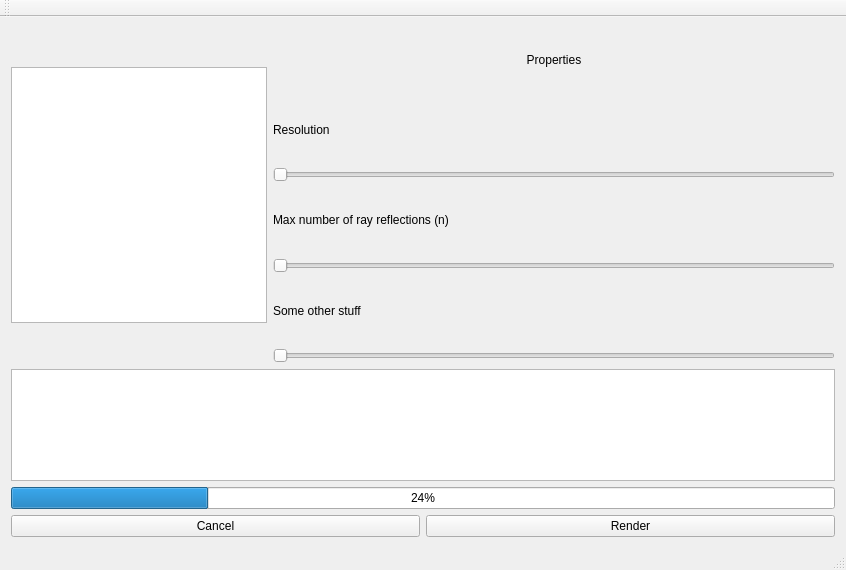
Old version of the form mainwindow.ui in the repository miht/Kamehameha.
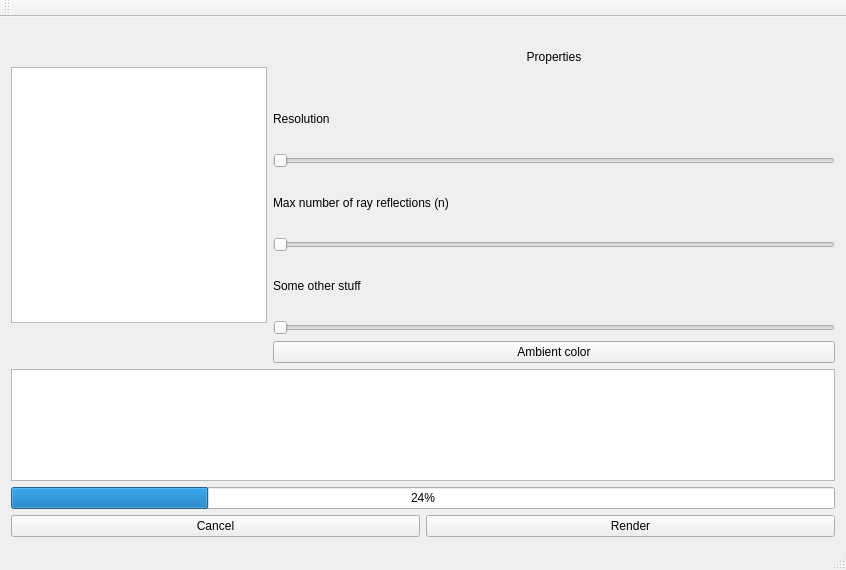
New version of the form.

What changed in the file:
```diff
--- a/mainwindow.ui
+++ b/mainwindow.ui
@@ -127,6 +127,13 @@
             </property>
            </widget>
           </item>
+          <item>
+           <widget class="QPushButton" name="pushButton">
+            <property name="text">
+             <string>Ambient color</string>
+            </property>
+           </widget>
+          </item>
          </layout>
         </item>
        </layout>
```
